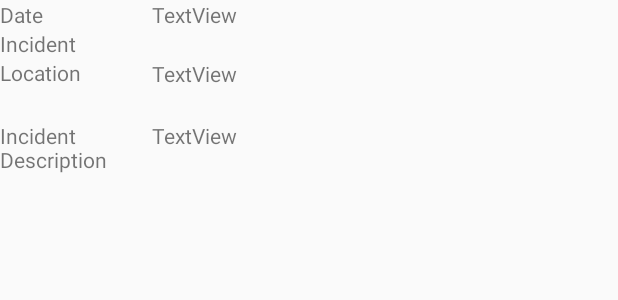
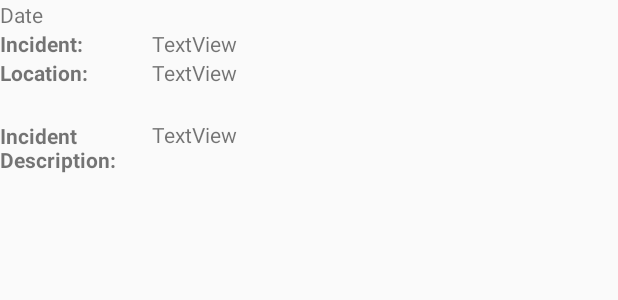
Before and after one commit to cvchavez2/IRES10, an Android app: the layout report_listview.xml on its own in the app's theme, with its tools: preview values and no code run, on a phone screen of 412 x 824 dp. Shown: the top 300 px of the screen. Run offline under Robolectric (Android 15) with nearby library versions, the phone set to English and light mode, and no system bars; network calls fail.

Commit message:
Added a map from open street maps to visualize reports made.

```diff
--- a/app/src/main/AndroidManifest.xml
+++ b/app/src/main/AndroidManifest.xml
@@ -14,7 +14,8 @@
         android:supportsRtl="true"
         android:theme="@style/AppTheme"
         android:usesCleartextTraffic="true">
-        <activity android:name=".ViewReports"></activity>
+        <activity android:name=".ViewMap"></activity>
+        <activity android:name=".ViewReports" />
         <activity android:name=".DoReport" />
         <activity android:name=".MainActivity">
             <intent-filter>
--- a/app/src/main/java/edu/utep/cs/cs4330/ires10/HTTPHandler.java
+++ b/app/src/main/java/edu/utep/cs/cs4330/ires10/HTTPHandler.java
@@ -1,4 +1,6 @@
 package edu.utep.cs.cs4330.ires10;
+
+import android.util.Log;
 
 import org.json.JSONObject;
 
@@ -19,7 +21,7 @@ public class HTTPHandler {
 
     public static String sendPost(String r_url , JSONObject postDataParams) throws Exception {
         URL url = new URL(r_url);
-
+        Log.d("UTEPCS", r_url);
         HttpURLConnection conn = (HttpURLConnection) url.openConnection();
         conn.setReadTimeout(20000);
         conn.setConnectTimeout(20000);
@@ -51,6 +53,8 @@ public class HTTPHandler {
     }
     public static String sendGet(String url) throws IOException {
         URL obj = new URL(url);
+        Log.d("UTEPCS", url);
+
         HttpURLConnection con = (HttpURLConnection) obj.openConnection();
         con.setRequestMethod("GET");
         int responseCode = con.getResponseCode();
--- a/app/src/main/java/edu/utep/cs/cs4330/ires10/MyAsyncTask.java
+++ b/app/src/main/java/edu/utep/cs/cs4330/ires10/MyAsyncTask.java
@@ -25,16 +25,16 @@ public class MyAsyncTask extends AsyncTask<Object,String,String> {
                 postDataParams.put("longitude", params[2]);
                 postDataParams.put("timestamp", params[3]);
 
-                return HTTPHandler.sendPost("http://172.19.157.148:3000/alert", postDataParams);
+                return HTTPHandler.sendPost("http://172.19.157.12:3000/alert", postDataParams);
             }
             else if(params[0].equals("GET")){
                 //GET Request
-                return data = HTTPHandler.sendGet("http://172.19.157.148:3000/infrastructure");
+                return data = HTTPHandler.sendGet("http://172.19.157.12:3000/infrastructure");
             }
             else {
                 // POST Request for all other type of reports
                 JSONObject postDataParams = putInJSON(params);
-                return HTTPHandler.sendPost("http://172.19.157.148:3000/"+params[0], postDataParams);
+                return HTTPHandler.sendPost("http://172.19.157.12:3000/"+params[0], postDataParams);
             }
         } catch (Exception e) {
             return new String("Exception: " + e.getMessage());
--- a/app/src/main/java/edu/utep/cs/cs4330/ires10/ViewReports.java
+++ b/app/src/main/java/edu/utep/cs/cs4330/ires10/ViewReports.java
@@ -36,6 +36,7 @@ public class ViewReports extends AppCompatActivity {
     protected void onCreate(Bundle savedInstanceState) {
         super.onCreate(savedInstanceState);
         setContentView(R.layout.activity_view_reports);
+        setTitle("Reports");
 
         GETRequestToGetReports();
         listView = findViewById(R.id.listView);
--- a/app/src/main/res/layout/report_listview.xml
+++ b/app/src/main/res/layout/report_listview.xml
@@ -19,19 +19,23 @@
             android:id="@+id/textView11"
             android:layout_width="match_parent"
             android:layout_height="wrap_content"
-            android:text="Incident" />
+            android:text="Incident:"
+            android:textStyle="bold" />
 
         <TextView
             android:id="@+id/textView12"
             android:layout_width="match_parent"
             android:layout_height="42dp"
-            android:text="Location" />
+            android:text="Location:"
+            android:textAlignment="viewStart"
+            android:textStyle="bold" />
 
         <TextView
             android:id="@+id/textView13"
             android:layout_width="match_parent"
             android:layout_height="48dp"
-            android:text="Incident Description" />
+            android:text="Incident Description:"
+            android:textStyle="bold" />
 
     </LinearLayout>
 
@@ -41,9 +45,14 @@
         android:orientation="vertical">
 
         <TextView
+            android:id="@+id/textView9"
+            android:layout_width="match_parent"
+            android:layout_height="wrap_content" />
+
+        <TextView
             android:id="@+id/incidentTextV"
             android:layout_width="match_parent"
-            android:layout_height="39dp"
+            android:layout_height="wrap_content"
             android:text="TextView"
             android:textAlignment="viewStart" />
 
--- a/app/src/main/res/menu/my_options_menu.xml
+++ b/app/src/main/res/menu/my_options_menu.xml
@@ -3,6 +3,9 @@
 
     <item android:id="@+id/viewReports"
         android:title="View Reports" />
+
+    <item android:id="@+id/viewReportsMap"
+        android:title="View Map" />
 
     <item android:id="@+id/about"
         android:title="About" />
```
Also changed, not shown: app/src/main/java/edu/utep/cs/cs4330/ires10/MainActivity.java (+8 -4 lines), app/src/main/res/layout/activity_view_reports.xml (+5 -12 lines).
